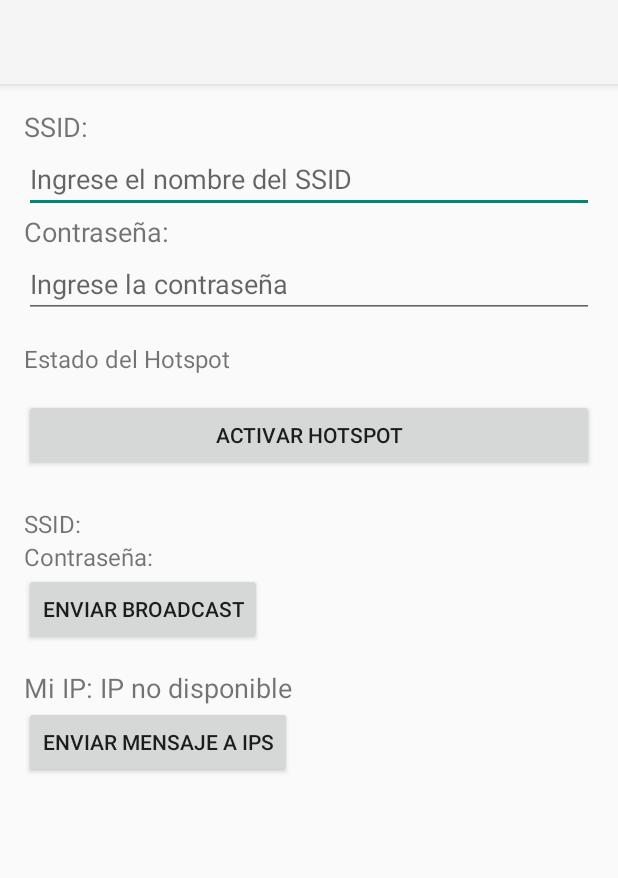
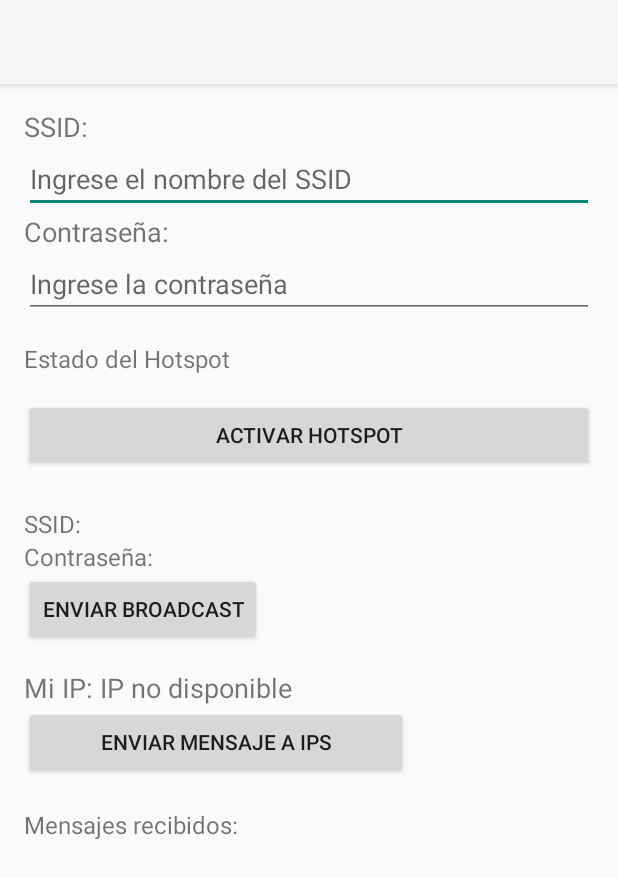
Before and after one commit to EvelynKovacs/DS-AutoAlert, an Android app: the screen it shows after launch (MainActivity), on a phone screen of 412 x 824 dp. Shown: the top 878 px of the screen. Run offline under Robolectric (Android 15) with nearby library versions, the phone set to English and light mode, and no system bars.

Commit message:
Comunicacion con los mismos dispositivos dentro de la red

```diff
--- a/app/src/main/java/com/example/autoalert/view/activities/ResponseListener.java
+++ b/app/src/main/java/com/example/autoalert/view/activities/ResponseListener.java
@@ -37,7 +37,7 @@ public class ResponseListener {
                         // Agregar la IP a la lista si no está presente
                         mainActivity.ipList.add(senderIp);
                         // Actualizar el TextView en la interfaz de usuario
-                        mainActivity.updateIpList(mainActivity.ipList);
+                        //mainActivity.updateIpList(mainActivity.ipList);
                     }
                 }
             } catch (Exception e) {
--- a/app/src/main/res/layout/activity_main.xml
+++ b/app/src/main/res/layout/activity_main.xml
@@ -13,13 +13,14 @@
         android:text="SSID:"
         android:textSize="18sp" />
 
+    <!-- Campo para ingresar la contraseña -->
+
     <EditText
         android:id="@+id/ssidEditText"
         android:layout_width="match_parent"
         android:layout_height="wrap_content"
         android:hint="Ingrese el nombre del SSID" />
 
-    <!-- Campo para ingresar la contraseña -->
     <TextView
         android:id="@+id/passwordLabel"
         android:layout_width="wrap_content"
@@ -44,14 +45,16 @@
         android:paddingTop="16dp" />
 
     <!-- Botón para alternar el estado del Hotspot -->
+
+    <!-- Mostrar el SSID y la contraseña del Hotspot activo -->
+
     <Button
         android:id="@+id/toggleHotspotButton"
         android:layout_width="match_parent"
         android:layout_height="wrap_content"
-        android:text="Activar Hotspot"
-        android:layout_marginTop="16dp" />
+        android:layout_marginTop="16dp"
+        android:text="Activar Hotspot" />
 
-    <!-- Mostrar el SSID y la contraseña del Hotspot activo -->
     <TextView
         android:id="@+id/ssidTextView"
         android:layout_width="wrap_content"
@@ -83,9 +86,18 @@
 
     <Button
         android:id="@+id/btnSendMessages"
-        android:layout_width="wrap_content"
+        android:layout_width="256dp"
         android:layout_height="wrap_content"
         android:text="Enviar Mensaje a IPs" />
 
+    <TextView
+        android:id="@+id/ipMessageTextView"
+        android:layout_width="wrap_content"
+        android:layout_height="wrap_content"
+        android:text="Mensajes recibidos:"
+        android:layout_below="@id/ipTextView"
+        android:layout_marginTop="20dp"
+        android:textSize="16sp"/>
+
 
 </LinearLayout>
```
Also changed, not shown: app/src/main/java/com/example/autoalert/view/activities/BroadcastReceiver.java (+5 -2 lines), app/src/main/java/com/example/autoalert/view/activities/MainActivity.java (+26 -12 lines).
